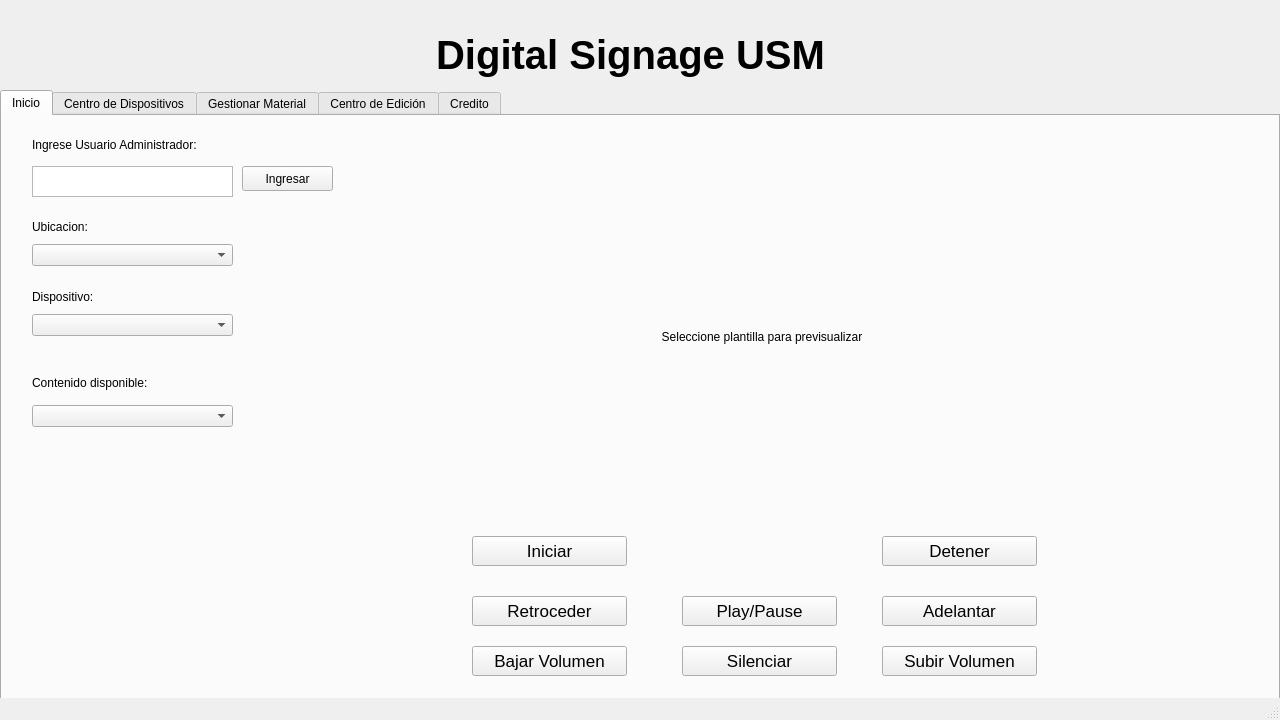
Qt form ProyectoQT/Interfaz_Digital_SIgnage_USM/mainwindow.ui (seba-saca/Digital_Signage_USM) before a commit.
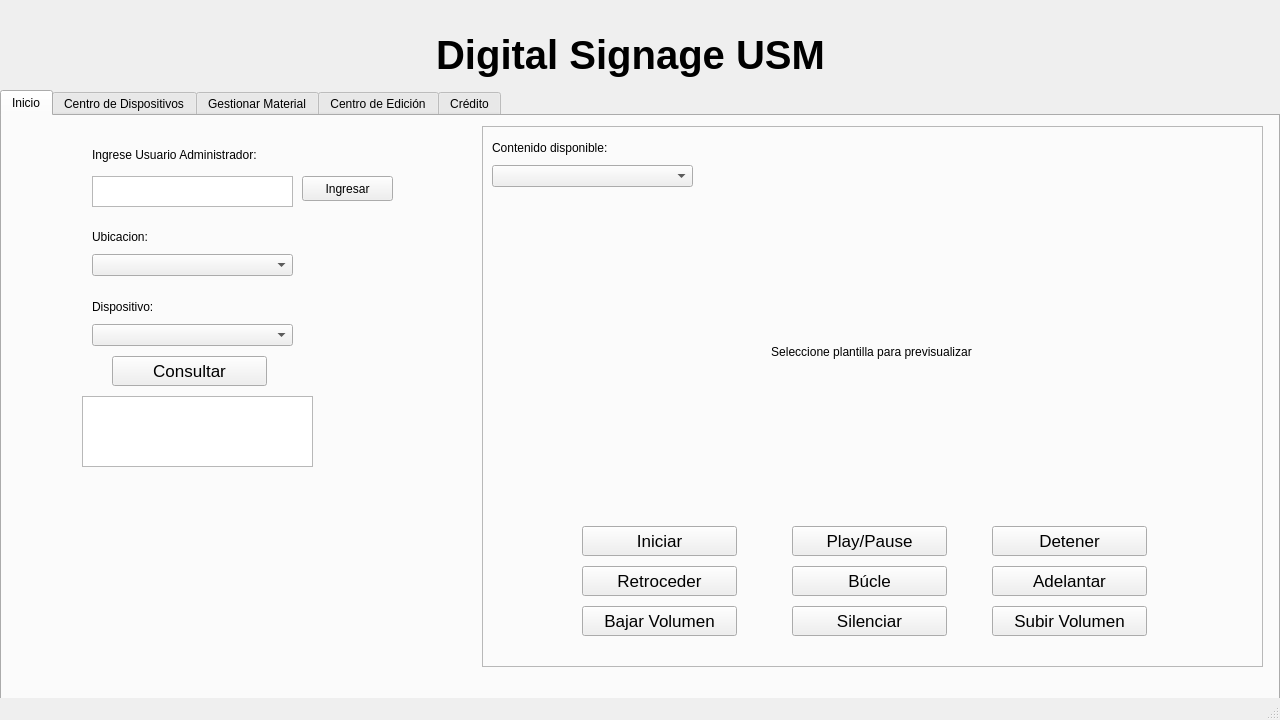
The same form after that commit. The open tabs and pages were chosen to show the change. Icons and pictures are not drawn.

Patch:
```diff
--- a/ProyectoQT/Interfaz_Digital_SIgnage_USM/mainwindow.ui
+++ b/ProyectoQT/Interfaz_Digital_SIgnage_USM/mainwindow.ui
@@ -17,7 +17,13 @@
    </size>
   </property>
   <property name="windowTitle">
-   <string>Digital SIgnage USM</string>
+   <string>Digital Signage USM</string>
+  </property>
+  <property name="windowIcon">
+   <iconset theme="computer"/>
+  </property>
+  <property name="autoFillBackground">
+   <bool>false</bool>
   </property>
   <widget class="QWidget" name="centralwidget">
    <property name="maximumSize">
@@ -72,8 +78,8 @@
      <widget class="QWidget" name="layoutWidget">
       <property name="geometry">
        <rect>
-        <x>30</x>
-        <y>170</y>
+        <x>90</x>
+        <y>180</y>
         <width>201</width>
         <height>50</height>
        </rect>
@@ -94,10 +100,10 @@
      <widget class="QWidget" name="layoutWidget">
       <property name="geometry">
        <rect>
-        <x>30</x>
-        <y>250</y>
+        <x>490</x>
+        <y>20</y>
         <width>201</width>
-        <height>61</height>
+        <height>51</height>
        </rect>
       </property>
       <layout class="QVBoxLayout" name="verticalLayout_19">
@@ -116,8 +122,8 @@
      <widget class="QWidget" name="layoutWidget_7">
       <property name="geometry">
        <rect>
-        <x>30</x>
-        <y>100</y>
+        <x>90</x>
+        <y>110</y>
         <width>201</width>
         <height>50</height>
        </rect>
@@ -138,10 +144,10 @@
      <widget class="QLabel" name="preview_plantilla">
       <property name="geometry">
        <rect>
-        <x>400</x>
-        <y>50</y>
-        <width>720</width>
-        <height>341</height>
+        <x>539</x>
+        <y>90</y>
+        <width>661</width>
+        <height>291</height>
        </rect>
       </property>
       <property name="maximumSize">
@@ -172,8 +178,8 @@
      <widget class="QPushButton" name="boton_admin">
       <property name="geometry">
        <rect>
-        <x>240</x>
-        <y>50</y>
+        <x>300</x>
+        <y>60</y>
         <width>91</width>
         <height>25</height>
        </rect>
@@ -185,8 +191,8 @@
      <widget class="QPlainTextEdit" name="texto_admin">
       <property name="geometry">
        <rect>
-        <x>30</x>
-        <y>50</y>
+        <x>90</x>
+        <y>60</y>
         <width>201</width>
         <height>31</height>
        </rect>
@@ -195,8 +201,8 @@
      <widget class="QLabel" name="label_admin">
       <property name="geometry">
        <rect>
-        <x>30</x>
-        <y>20</y>
+        <x>90</x>
+        <y>30</y>
         <width>221</width>
         <height>17</height>
        </rect>
@@ -205,92 +211,11 @@
        <string>Ingrese Usuario Administrador:</string>
       </property>
      </widget>
-     <widget class="QPushButton" name="Bajar_Volumen">
-      <property name="geometry">
-       <rect>
-        <x>470</x>
-        <y>530</y>
-        <width>155</width>
-        <height>30</height>
-       </rect>
-      </property>
-      <property name="font">
-       <font>
-        <pointsize>13</pointsize>
-       </font>
-      </property>
-      <property name="text">
-       <string>Bajar Volumen</string>
-      </property>
-      <property name="icon">
-       <iconset theme="audio-volume-low"/>
-      </property>
-      <property name="iconSize">
-       <size>
-        <width>30</width>
-        <height>60</height>
-       </size>
-      </property>
-     </widget>
-     <widget class="QPushButton" name="Mute_video">
-      <property name="geometry">
-       <rect>
-        <x>680</x>
-        <y>530</y>
-        <width>155</width>
-        <height>30</height>
-       </rect>
-      </property>
-      <property name="font">
-       <font>
-        <pointsize>13</pointsize>
-       </font>
-      </property>
-      <property name="text">
-       <string>Silenciar</string>
-      </property>
-      <property name="icon">
-       <iconset theme="audio-volume-muted"/>
-      </property>
-      <property name="iconSize">
-       <size>
-        <width>30</width>
-        <height>60</height>
-       </size>
-      </property>
-     </widget>
-     <widget class="QPushButton" name="Subir_Volumen">
-      <property name="geometry">
-       <rect>
-        <x>880</x>
-        <y>530</y>
-        <width>155</width>
-        <height>30</height>
-       </rect>
-      </property>
-      <property name="font">
-       <font>
-        <pointsize>13</pointsize>
-       </font>
-      </property>
-      <property name="text">
-       <string>Subir Volumen</string>
-      </property>
-      <property name="icon">
-       <iconset theme="audio-volume-high"/>
-      </property>
-      <property name="iconSize">
-       <size>
-        <width>30</width>
-        <height>50</height>
-       </size>
-      </property>
-     </widget>
      <widget class="QPushButton" name="Detener">
       <property name="geometry">
        <rect>
-        <x>880</x>
-        <y>420</y>
+        <x>990</x>
+        <y>410</y>
         <width>155</width>
         <height>30</height>
        </rect>
@@ -313,65 +238,11 @@
        </size>
       </property>
      </widget>
-     <widget class="QPushButton" name="Start">
-      <property name="geometry">
-       <rect>
-        <x>470</x>
-        <y>420</y>
-        <width>155</width>
-        <height>30</height>
-       </rect>
-      </property>
-      <property name="font">
-       <font>
-        <pointsize>13</pointsize>
-       </font>
-      </property>
-      <property name="text">
-       <string>Iniciar</string>
-      </property>
-      <property name="icon">
-       <iconset theme="media-playback-start"/>
-      </property>
-      <property name="iconSize">
-       <size>
-        <width>30</width>
-        <height>50</height>
-       </size>
-      </property>
-     </widget>
-     <widget class="QPushButton" name="Retroceder">
-      <property name="geometry">
-       <rect>
-        <x>470</x>
-        <y>480</y>
-        <width>155</width>
-        <height>30</height>
-       </rect>
-      </property>
-      <property name="font">
-       <font>
-        <pointsize>13</pointsize>
-       </font>
-      </property>
-      <property name="text">
-       <string>Retroceder</string>
-      </property>
-      <property name="icon">
-       <iconset theme="media-seek-backward"/>
-      </property>
-      <property name="iconSize">
-       <size>
-        <width>30</width>
-        <height>50</height>
-       </size>
-      </property>
-     </widget>
      <widget class="QPushButton" name="Pause">
       <property name="geometry">
        <rect>
-        <x>680</x>
-        <y>480</y>
+        <x>790</x>
+        <y>410</y>
         <width>155</width>
         <height>30</height>
        </rect>
@@ -394,11 +265,219 @@
        </size>
       </property>
      </widget>
-     <widget class="QPushButton" name="Adelantar">
+     <widget class="QFrame" name="frame">
       <property name="geometry">
        <rect>
-        <x>880</x>
-        <y>480</y>
+        <x>480</x>
+        <y>10</y>
+        <width>781</width>
+        <height>541</height>
+       </rect>
+      </property>
+      <property name="frameShape">
+       <enum>QFrame::StyledPanel</enum>
+      </property>
+      <property name="frameShadow">
+       <enum>QFrame::Raised</enum>
+      </property>
+      <property name="lineWidth">
+       <number>10</number>
+      </property>
+      <widget class="QPushButton" name="Start">
+       <property name="geometry">
+        <rect>
+         <x>100</x>
+         <y>400</y>
+         <width>155</width>
+         <height>30</height>
+        </rect>
+       </property>
+       <property name="font">
+        <font>
+         <pointsize>13</pointsize>
+        </font>
+       </property>
+       <property name="text">
+        <string>Iniciar</string>
+       </property>
+       <property name="icon">
+        <iconset theme="media-playback-start"/>
+       </property>
+       <property name="iconSize">
+        <size>
+         <width>30</width>
+         <height>50</height>
+        </size>
+       </property>
+      </widget>
+      <widget class="QPushButton" name="Retroceder">
+       <property name="geometry">
+        <rect>
+         <x>100</x>
+         <y>440</y>
+         <width>155</width>
+         <height>30</height>
+        </rect>
+       </property>
+       <property name="font">
+        <font>
+         <pointsize>13</pointsize>
+        </font>
+       </property>
+       <property name="text">
+        <string>Retroceder</string>
+       </property>
+       <property name="icon">
+        <iconset theme="media-seek-backward"/>
+       </property>
+       <property name="iconSize">
+        <size>
+         <width>30</width>
+         <height>50</height>
+        </size>
+       </property>
+      </widget>
+      <widget class="QPushButton" name="Adelantar">
+       <property name="geometry">
+        <rect>
+         <x>510</x>
+         <y>440</y>
+         <width>155</width>
+         <height>30</height>
+        </rect>
+       </property>
+       <property name="font">
+        <font>
+         <pointsize>13</pointsize>
+        </font>
+       </property>
+       <property name="text">
+        <string>Adelantar</string>
+       </property>
+       <property name="icon">
+        <iconset theme="media-seek-forward"/>
+       </property>
+       <property name="iconSize">
+        <size>
+         <width>30</width>
+         <height>50</height>
+        </size>
+       </property>
+      </widget>
+      <widget class="QPushButton" name="Bajar_Volumen">
+       <property name="geometry">
+        <rect>
+         <x>100</x>
+         <y>480</y>
+         <width>155</width>
+         <height>30</height>
+        </rect>
+       </property>
+       <property name="font">
+        <font>
+         <pointsize>13</pointsize>
+        </font>
+       </property>
+       <property name="text">
+        <string>Bajar Volumen</string>
+       </property>
+       <property name="icon">
+        <iconset theme="audio-volume-low"/>
+       </property>
+       <property name="iconSize">
+        <size>
+         <width>30</width>
+         <height>60</height>
+        </size>
+       </property>
+      </widget>
+      <widget class="QPushButton" name="Mute_video">
+       <property name="geometry">
+        <rect>
+         <x>310</x>
+         <y>480</y>
+         <width>155</width>
+         <height>30</height>
+        </rect>
+       </property>
+       <property name="font">
+        <font>
+         <pointsize>13</pointsize>
+        </font>
+       </property>
+       <property name="text">
+        <string>Silenciar</string>
+       </property>
+       <property name="icon">
+        <iconset theme="audio-volume-muted"/>
+       </property>
+       <property name="iconSize">
+        <size>
+         <width>30</width>
+         <height>60</height>
+        </size>
+       </property>
+      </widget>
+      <widget class="QPushButton" name="Subir_Volumen">
+       <property name="geometry">
+        <rect>
+         <x>510</x>
+         <y>480</y>
+         <width>155</width>
+         <height>30</height>
+        </rect>
+       </property>
+       <property name="font">
+        <font>
+         <pointsize>13</pointsize>
+        </font>
+       </property>
+       <property name="text">
+        <string>Subir Volumen</string>
+       </property>
+       <property name="icon">
+        <iconset theme="audio-volume-high"/>
+       </property>
+       <property name="iconSize">
+        <size>
+         <width>30</width>
+         <height>50</height>
+        </size>
+       </property>
+      </widget>
+      <widget class="QPushButton" name="Bucle">
+       <property name="geometry">
+        <rect>
+         <x>310</x>
+         <y>440</y>
+         <width>155</width>
+         <height>30</height>
+        </rect>
+       </property>
+       <property name="font">
+        <font>
+         <pointsize>13</pointsize>
+        </font>
+       </property>
+       <property name="text">
+        <string>Búcle</string>
+       </property>
+       <property name="icon">
+        <iconset theme="media-playlist-repeat"/>
+       </property>
+       <property name="iconSize">
+        <size>
+         <width>30</width>
+         <height>50</height>
+        </size>
+       </property>
+      </widget>
+     </widget>
+     <widget class="QPushButton" name="Consultar">
+      <property name="geometry">
+       <rect>
+        <x>110</x>
+        <y>240</y>
         <width>155</width>
         <height>30</height>
        </rect>
@@ -409,7 +488,7 @@
        </font>
       </property>
       <property name="text">
-       <string>Adelantar</string>
+       <string>Consultar</string>
       </property>
       <property name="icon">
        <iconset theme="media-seek-forward"/>
@@ -421,6 +500,45 @@
        </size>
       </property>
      </widget>
+     <widget class="QTextBrowser" name="Inicio_Status_Contenido">
+      <property name="geometry">
+       <rect>
+        <x>80</x>
+        <y>280</y>
+        <width>231</width>
+        <height>71</height>
+       </rect>
+      </property>
+     </widget>
+     <widget class="QLabel" name="Inicio_status">
+      <property name="geometry">
+       <rect>
+        <x>165</x>
+        <y>300</y>
+        <width>61</width>
+        <height>41</height>
+       </rect>
+      </property>
+      <property name="text">
+       <string/>
+      </property>
+      <property name="scaledContents">
+       <bool>true</bool>
+      </property>
+     </widget>
+     <zorder>frame</zorder>
+     <zorder>layoutWidget</zorder>
+     <zorder>layoutWidget</zorder>
+     <zorder>layoutWidget_7</zorder>
+     <zorder>preview_plantilla</zorder>
+     <zorder>boton_admin</zorder>
+     <zorder>texto_admin</zorder>
+     <zorder>label_admin</zorder>
+     <zorder>Detener</zorder>
+     <zorder>Pause</zorder>
+     <zorder>Consultar</zorder>
+     <zorder>Inicio_Status_Contenido</zorder>
+     <zorder>Inicio_status</zorder>
     </widget>
     <widget class="QWidget" name="Dispositivos">
      <attribute name="title">
@@ -1177,7 +1295,7 @@
     </widget>
     <widget class="QWidget" name="Credito">
      <attribute name="title">
-      <string>Credito</string>
+      <string>Crédito</string>
      </attribute>
      <widget class="QLabel" name="Credito_2">
       <property name="geometry">
```
Left out of the diff: 6 changed lines with no effect on the pictures.
